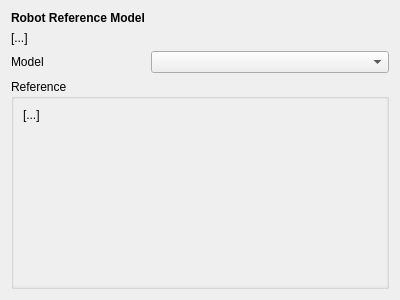
The window that resources/ui/ModelSettingsTab.ui (nicolasseznec/PROJ-H402_SkillWizard) describes before a commit, drawn with Qt 5.
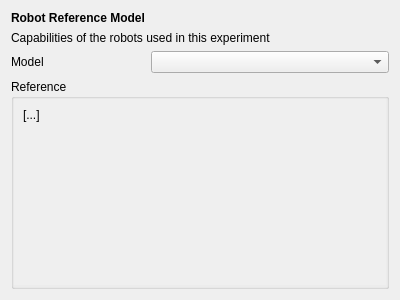
The same window after the commit.

Commit message: Added descriptions for reference models

What changed in the file:
```diff
--- a/resources/ui/ModelSettingsTab.ui
+++ b/resources/ui/ModelSettingsTab.ui
@@ -21,16 +21,6 @@
      </property>
     </widget>
    </item>
-   <item row="2" column="0">
-    <widget class="QLabel" name="label_2">
-     <property name="text">
-      <string>[...]</string>
-     </property>
-     <property name="wordWrap">
-      <bool>true</bool>
-     </property>
-    </widget>
-   </item>
    <item row="3" column="0">
     <widget class="QLabel" name="label_3">
      <property name="text">
@@ -100,6 +90,16 @@
      </layout>
     </widget>
    </item>
+   <item row="2" column="0" colspan="2">
+    <widget class="QLabel" name="descriptin">
+     <property name="text">
+      <string>&lt;html&gt;&lt;head/&gt;&lt;body&gt;&lt;p&gt;Capabilities of the robots used in this experiment&lt;/p&gt;&lt;/body&gt;&lt;/html&gt;</string>
+     </property>
+     <property name="wordWrap">
+      <bool>true</bool>
+     </property>
+    </widget>
+   </item>
   </layout>
  </widget>
  <resources/>
```
Left out of the diff: 2 changed lines with no effect on the pictures. The commit also changes 1 other file.
